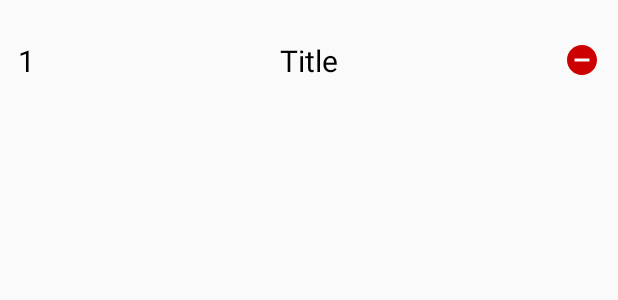
After one commit to verzzil/AndroidCourseKFU, an Android app: the layout item_list.xml on its own in the app's theme, with its tools: preview values and no code run, on a phone screen of 412 x 824 dp. The commit adds this screen. Shown: the top 300 px of the screen. Run offline under Robolectric (Android 15) with nearby library versions, the phone set to English and light mode, and no system bars.

Commit message:
Ну такое...

```diff
--- a/app/src/main/java/com/example/homework/MainActivity.kt
+++ b/app/src/main/java/com/example/homework/MainActivity.kt
@@ -2,10 +2,16 @@ package com.example.homework
 
 import androidx.appcompat.app.AppCompatActivity
 import android.os.Bundle
+import androidx.recyclerview.widget.RecyclerView
 
 class MainActivity : AppCompatActivity() {
+
+    lateinit var adapter: RecyclerView
+
     override fun onCreate(savedInstanceState: Bundle?) {
         super.onCreate(savedInstanceState)
         setContentView(R.layout.activity_main)
+
+
     }
 }
--- /dev/null
+++ b/app/src/main/java/com/example/homework/repository/TabRepository.kt
@@ -0,0 +1,6 @@
+package com.example.homework.repository
+
+import androidx.room.Room
+
+object TabRepository {
+}
--- /dev/null
+++ b/app/src/main/res/drawable/ic_remove.xml
@@ -0,0 +1,5 @@
+<vector android:height="24dp" android:tint="#CC0000"
+    android:viewportHeight="24" android:viewportWidth="24"
+    android:width="24dp" xmlns:android="http://schemas.android.com/apk/res/android">
+    <path android:fillColor="@android:color/white" android:pathData="M12,2C6.48,2 2,6.48 2,12s4.48,10 10,10 10,-4.48 10,-10S17.52,2 12,2zM17,13L7,13v-2h10v2z"/>
+</vector>
--- /dev/null
+++ b/app/src/main/res/layout/item_list.xml
@@ -0,0 +1,43 @@
+<?xml version="1.0" encoding="utf-8"?>
+<androidx.constraintlayout.widget.ConstraintLayout xmlns:android="http://schemas.android.com/apk/res/android"
+    xmlns:app="http://schemas.android.com/apk/res-auto"
+    android:layout_width="match_parent"
+    android:layout_height="80dp">
+
+    <TextView
+        android:id="@+id/id"
+        android:layout_width="wrap_content"
+        android:layout_height="wrap_content"
+        android:layout_marginStart="12dp"
+        android:text="1"
+        android:textColor="#000"
+        android:textSize="20sp"
+        app:layout_constraintBottom_toBottomOf="parent"
+        app:layout_constraintStart_toStartOf="parent"
+        app:layout_constraintTop_toTopOf="parent" />
+
+    <TextView
+        android:id="@+id/title"
+        android:layout_width="wrap_content"
+        android:layout_height="wrap_content"
+        android:text="Title"
+        android:textSize="20sp"
+        app:layout_constraintTop_toTopOf="parent"
+        app:layout_constraintBottom_toBottomOf="parent"
+        app:layout_constraintStart_toStartOf="parent"
+        app:layout_constraintEnd_toEndOf="parent"
+        android:textColor="#000"
+        />
+
+    <ImageView
+        android:id="@+id/remove"
+        android:layout_width="wrap_content"
+        android:layout_height="wrap_content"
+        android:src="@drawable/ic_remove"
+        app:layout_constraintTop_toTopOf="parent"
+        app:layout_constraintBottom_toBottomOf="parent"
+        app:layout_constraintEnd_toEndOf="parent"
+        android:layout_marginEnd="12dp"
+        />
+
+</androidx.constraintlayout.widget.ConstraintLayout>
```
Also changed, not shown: app/build.gradle (+17 -0 lines), app/src/main/java/com/example/homework/DataBase.kt (added, +33 -0 lines), app/src/main/java/com/example/homework/adapter/TabAdapter.kt (added, +23 -0 lines), app/src/main/java/com/example/homework/dao/TabDao.kt (added, +24 -0 lines), app/src/main/java/com/example/homework/holder/TabHolder.kt (added, +21 -0 lines), app/src/main/java/com/example/homework/models/Tab.kt (added, +16 -0 lines), app/src/main/res/layout/activity_main.xml (+9 -7 lines).
